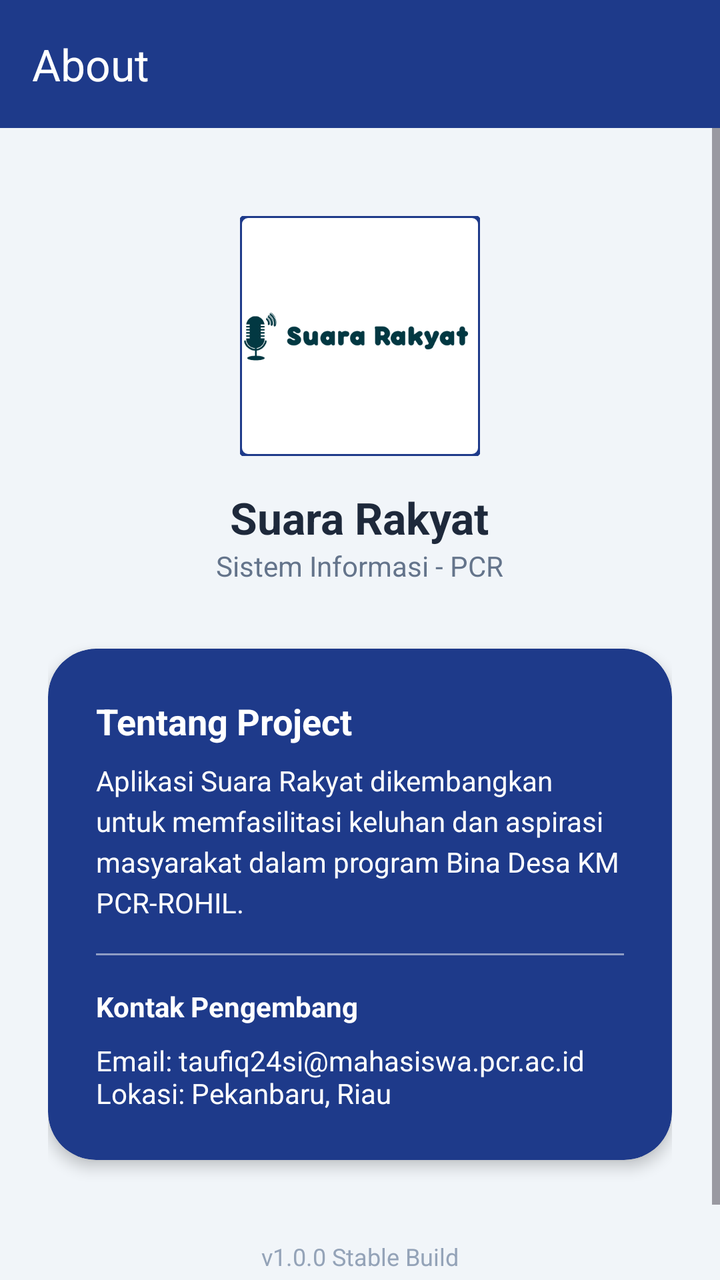
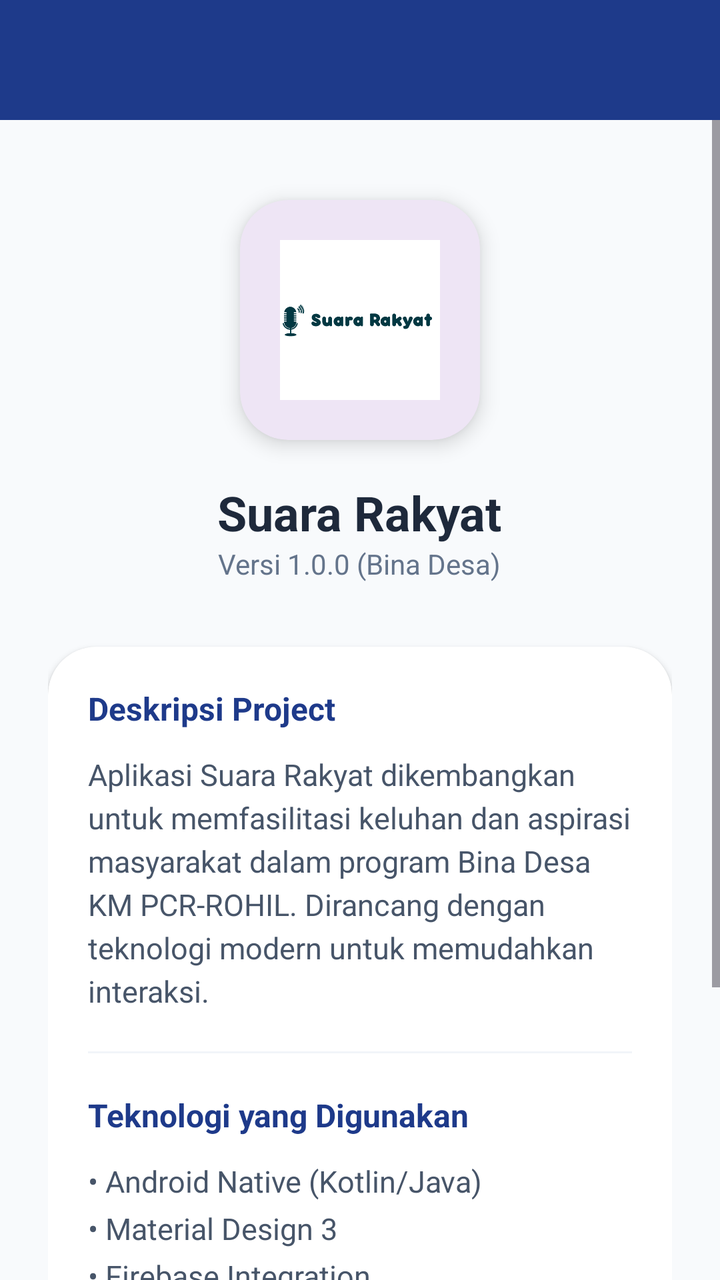

The first picture is an Android layout as it rendered before a commit; the second is the same layout after the commit. The layout source and the unified diff follow.
<!-- AndroidManifest.xml: application theme Theme.ProjectMobile -->
<!-- res/layout/fragment_about.xml -->
<?xml version="1.0" encoding="utf-8"?>
<androidx.constraintlayout.widget.ConstraintLayout
    xmlns:android="http://schemas.android.com/apk/res/android"
    xmlns:app="http://schemas.android.com/apk/res-auto"
    xmlns:tools="http://schemas.android.com/tools"
    android:layout_width="match_parent"
    android:layout_height="match_parent"
    android:background="#F1F5F9"
    tools:context=".About.AboutFragment">

    
    <com.google.android.material.appbar.MaterialToolbar
        android:id="@+id/toolbarAbout"
        android:layout_width="match_parent"
        android:layout_height="?attr/actionBarSize"
        android:background="@color/blue_pcr"
        app:title="About"
        app:titleTextColor="#FFFFFF"
        app:layout_constraintTop_toTopOf="parent" />

    <ScrollView
        android:layout_width="match_parent"
        android:layout_height="0dp"
        android:fillViewport="true"
        app:layout_constraintTop_toBottomOf="@id/toolbarAbout"
        app:layout_constraintBottom_toBottomOf="parent">

        <LinearLayout
            android:layout_width="match_parent"
            android:layout_height="wrap_content"
            android:orientation="vertical"
            android:gravity="center_horizontal"
            android:padding="24dp">

            
            <com.google.android.material.imageview.ShapeableImageView
                android:id="@+id/ivProfileAbout"
                android:layout_width="120dp"
                android:layout_height="120dp"
                android:layout_marginTop="20dp"
                android:scaleType="centerCrop"
                android:src="@drawable/logo"
                app:strokeColor="@color/blue_pcr"
                app:strokeWidth="2dp"
                app:shapeAppearanceOverlay="@style/ShapeAppearance.MaterialComponents.MediumComponent" />

            
            <TextView
                android:layout_width="wrap_content"
                android:layout_height="wrap_content"
                android:layout_marginTop="16dp"
                android:text="Suara Rakyat"
                android:textColor="#1E293B"
                android:textSize="22sp"
                android:textStyle="bold" />

            <TextView
                android:layout_width="wrap_content"
                android:layout_height="wrap_content"
                android:text="Sistem Informasi - PCR"
                android:textColor="#64748B"
                android:textSize="14sp" />

            
            <com.google.android.material.card.MaterialCardView
                android:layout_width="match_parent"
                android:layout_height="wrap_content"
                android:layout_marginTop="32dp"
                app:cardBackgroundColor="@color/blue_pcr"
                app:cardCornerRadius="24dp"
                app:cardElevation="4dp"
                app:strokeWidth="0dp">

                <LinearLayout
                    android:layout_width="match_parent"
                    android:layout_height="wrap_content"
                    android:orientation="vertical"
                    android:padding="24dp">

                    <TextView
                        android:layout_width="wrap_content"
                        android:layout_height="wrap_content"
                        android:text="Tentang Project"
                        android:textStyle="bold"
                        android:textColor="#FFFFFF"
                        android:textSize="18sp"/>

                    <TextView
                        android:layout_width="match_parent"
                        android:layout_height="wrap_content"
                        android:layout_marginTop="8dp"
                        android:text="Aplikasi Suara Rakyat dikembangkan untuk memfasilitasi keluhan dan aspirasi masyarakat dalam program Bina Desa KM PCR-ROHIL."
                        android:textColor="#FFFFFF"
                        android:lineSpacingExtra="4dp"/>

                    <View
                        android:layout_width="match_parent"
                        android:layout_height="1dp"
                        android:layout_marginVertical="16dp"
                        android:background="#80FFFFFF" />

                    <TextView
                        android:layout_width="wrap_content"
                        android:layout_height="wrap_content"
                        android:text="Kontak Pengembang"
                        android:textStyle="bold"
                        android:textColor="#FFFFFF"/>

                    <TextView
                        android:layout_width="match_parent"
                        android:layout_height="wrap_content"
                        android:layout_marginTop="8dp"
                        android:text="Email: taufiq24si@mahasiswa.pcr.ac.id\nLokasi: Pekanbaru, Riau"
                        android:textColor="#FFFFFF" />

                </LinearLayout>
            </com.google.android.material.card.MaterialCardView>

            <TextView
                android:layout_width="wrap_content"
                android:layout_height="wrap_content"
                android:layout_marginTop="40dp"
                android:layout_marginBottom="20dp"
                android:text="v1.0.0 Stable Build"
                android:textColor="#94A3B8"
                android:textSize="12sp" />

        </LinearLayout>
    </ScrollView>

</androidx.constraintlayout.widget.ConstraintLayout>
<!-- resources referenced by this layout -->
<resources>
  <color name="blue_pcr">#1E3A8A</color>
  <!-- drawable logo: png bitmap (drawable, 14571 bytes) -->
  <style name="Theme.ProjectMobile" parent="Base.Theme.ProjectMobile" />
  <style name="Base.Theme.ProjectMobile" parent="Theme.Material3.DayNight.NoActionBar">
          
          
      </style>
</resources>

<!-- the commit's change to res/layout/fragment_about.xml (unified diff, before → after) -->
@@ -5,24 +5,23 @@
     xmlns:tools="http://schemas.android.com/tools"
     android:layout_width="match_parent"
     android:layout_height="match_parent"
-    android:background="#F1F5F9"
+    android:background="#F8FAFC"
     tools:context=".About.AboutFragment">
 
     
-    <com.google.android.material.appbar.MaterialToolbar
-        android:id="@+id/toolbarAbout"
+    <View
+        android:id="@+id/headerBanner"
         android:layout_width="match_parent"
-        android:layout_height="?attr/actionBarSize"
+        android:layout_height="60dp"
         android:background="@color/blue_pcr"
-        app:title="About"
-        app:titleTextColor="#FFFFFF"
         app:layout_constraintTop_toTopOf="parent" />
 
     <ScrollView
         android:layout_width="match_parent"
         android:layout_height="0dp"
-        android:fillViewport="true"
-        app:layout_constraintTop_toBottomOf="@id/toolbarAbout"
+        android:clipToPadding="false"
+        android:paddingBottom="24dp"
+        app:layout_constraintTop_toBottomOf="@id/headerBanner"
         app:layout_constraintBottom_toBottomOf="parent">
 
         <LinearLayout
@@ -32,98 +31,108 @@
             android:gravity="center_horizontal"
             android:padding="24dp">
 
-            
-            <com.google.android.material.imageview.ShapeableImageView
-                android:id="@+id/ivProfileAbout"
+            <com.google.android.material.card.MaterialCardView
                 android:layout_width="120dp"
                 android:layout_height="120dp"
-                android:layout_marginTop="20dp"
-                android:scaleType="centerCrop"
-                android:src="@drawable/logo"
-                app:strokeColor="@color/blue_pcr"
-                app:strokeWidth="2dp"
-                app:shapeAppearanceOverlay="@style/ShapeAppearance.MaterialComponents.MediumComponent" />
+                android:layout_marginTop="16dp"
+                app:cardCornerRadius="24dp"
+                app:cardElevation="6dp"
+                app:strokeWidth="0dp">
 
-            
+                <ImageView
+                    android:layout_width="match_parent"
+                    android:layout_height="match_parent"
+                    android:src="@drawable/logo"
+                    android:padding="20dp"
+                    android:scaleType="fitCenter"
+                    android:contentDescription="Logo Suara Rakyat" />
+            </com.google.android.material.card.MaterialCardView>
+
             <TextView
                 android:layout_width="wrap_content"
                 android:layout_height="wrap_content"
-                android:layout_marginTop="16dp"
+                android:layout_marginTop="20dp"
                 android:text="Suara Rakyat"
                 android:textColor="#1E293B"
-                android:textSize="22sp"
+                android:textSize="24sp"
                 android:textStyle="bold" />
 
             <TextView
                 android:layout_width="wrap_content"
                 android:layout_height="wrap_content"
-                android:text="Sistem Informasi - PCR"
+                android:text="Versi 1.0.0 (Bina Desa)"
                 android:textColor="#64748B"
                 android:textSize="14sp" />
 
-            
             <com.google.android.material.card.MaterialCardView
                 android:layout_width="match_parent"
                 android:layout_height="wrap_content"
                 android:layout_marginTop="32dp"
-                app:cardBackgroundColor="@color/blue_pcr"
+                app:cardBackgroundColor="@color/white"
                 app:cardCornerRadius="24dp"
-                app:cardElevation="4dp"
+                app:cardElevation="2dp"
                 app:strokeWidth="0dp">
 
                 <LinearLayout
                     android:layout_width="match_parent"
                     android:layout_height="wrap_content"
                     android:orientation="vertical"
-                    android:padding="24dp">
+                    android:padding="20dp">
 
                     <TextView
                         android:layout_width="wrap_content"
                         android:layout_height="wrap_content"
-                        android:text="Tentang Project"
+                        android:text="Deskripsi Project"
                         android:textStyle="bold"
-                        android:textColor="#FFFFFF"
-                        android:textSize="18sp"/>
+                        android:textColor="@color/blue_pcr"
+                        android:textSize="16sp"/>
 
                     <TextView
                         android:layout_width="match_parent"
                         android:layout_height="wrap_content"
-                        android:layout_marginTop="8dp"
-                        android:text="Aplikasi Suara Rakyat dikembangkan untuk memfasilitasi keluhan dan aspirasi masyarakat dalam program Bina Desa KM PCR-ROHIL."
-                        android:textColor="#FFFFFF"
+                        android:layout_marginTop="12dp"
+                        android:text="Aplikasi Suara Rakyat dikembangkan untuk memfasilitasi keluhan dan aspirasi masyarakat dalam program Bina Desa KM PCR-ROHIL. Dirancang dengan teknologi modern untuk memudahkan interaksi."
+                        android:textColor="#475569"
+                        android:textSize="15sp"
                         android:lineSpacingExtra="4dp"/>
 
                     <View
                         android:layout_width="match_parent"
                         android:layout_height="1dp"
-                        android:layout_marginVertical="16dp"
-                        android:background="#80FFFFFF" />
+                        android:layout_marginVertical="20dp"
+                        android:background="#F1F5F9" />
 
                     <TextView
                         android:layout_width="wrap_content"
                         android:layout_height="wrap_content"
-                        android:text="Kontak Pengembang"
+                        android:text="Teknologi yang Digunakan"
                         android:textStyle="bold"
-                        android:textColor="#FFFFFF"/>
+                        android:textColor="@color/blue_pcr"
+                        android:textSize="16sp"/>
 
                     <TextView
                         android:layout_width="match_parent"
                         android:layout_height="wrap_content"
-                        android:layout_marginTop="8dp"
-                        android:text="Email: taufiq24si@mahasiswa.pcr.ac.id\nLokasi: Pekanbaru, Riau"
-                        android:textColor="#FFFFFF" />
+                        android:layout_marginTop="12dp"
+                        android:text="• Android Native (Kotlin/Java)\n• Material Design 3\n• Firebase Integration\n• Modern Navigation"
+                        android:textColor="#475569"
+                        android:textSize="15sp"
+                        android:lineSpacingExtra="6dp"/>
 
                 </LinearLayout>
             </com.google.android.material.card.MaterialCardView>
 
-            <TextView
-                android:layout_width="wrap_content"
-                android:layout_height="wrap_content"
-                android:layout_marginTop="40dp"
-                android:layout_marginBottom="20dp"
-                android:text="v1.0.0 Stable Build"
-                android:textColor="#94A3B8"
-                android:textSize="12sp" />
+            <com.google.android.material.button.MaterialButton
+                android:id="@+id/btnVisitWebsite"
+                android:layout_width="match_parent"
+                android:layout_height="56dp"
+                android:layout_marginTop="32dp"
+                android:text="Kunjungi Website Kami"
+                app:cornerRadius="16dp"
+                app:backgroundTint="@color/blue_pcr"
+                android:textAllCaps="false"
+                app:icon="@android:drawable/ic_menu_share"
+                app:iconGravity="textStart"/>
 
         </LinearLayout>
     </ScrollView>
<!-- resource entries referenced after the edit -->
@@ -1,11 +1,23 @@
 <!-- resources referenced by this layout -->
 <resources>
   <color name="blue_pcr">#1E3A8A</color>
+  <color name="white">#FFFFFFFF</color>
   <!-- drawable logo: png bitmap (drawable, 14571 bytes) -->
-  <style name="Theme.ProjectMobile" parent="Base.Theme.ProjectMobile" />
+  <style name="Theme.ProjectMobile" parent="Base.Theme.ProjectMobile">
+          <item name="materialButtonStyle">@style/Widget.App.Button</item>
+      </style>
   <style name="Base.Theme.ProjectMobile" parent="Theme.Material3.DayNight.NoActionBar">
           
           
       </style>
+  <style name="Widget.App.Button" parent="Widget.MaterialComponents.Button">
+          <item name="android:textAllCaps">false</item>
+          <item name="android:insetTop">0dp</item>
+          <item name="android:insetBottom">0dp</item>
+          <item name="android:textStyle">bold</item>
+          <item name="android:letterSpacing">0.01</item>
+          <item name="cornerRadius">28dp</item>
+          <item name="elevation">4dp</item>
+      </style>
 </resources>
 
